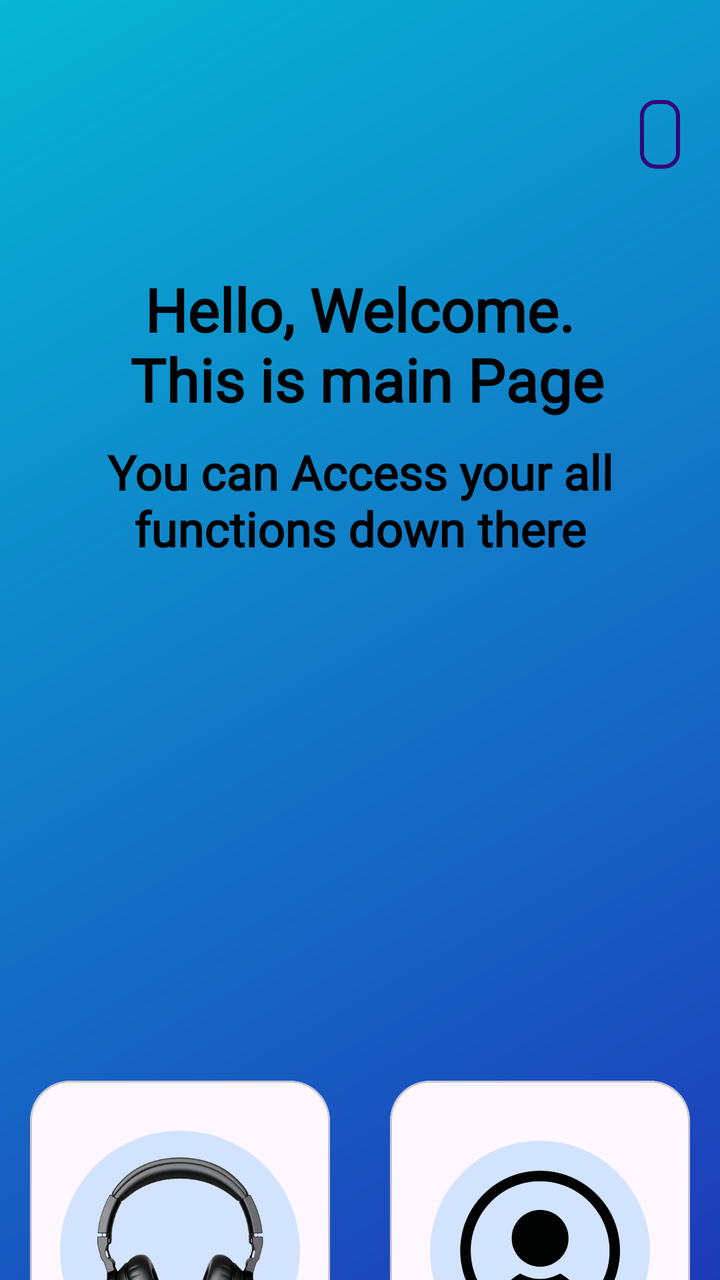
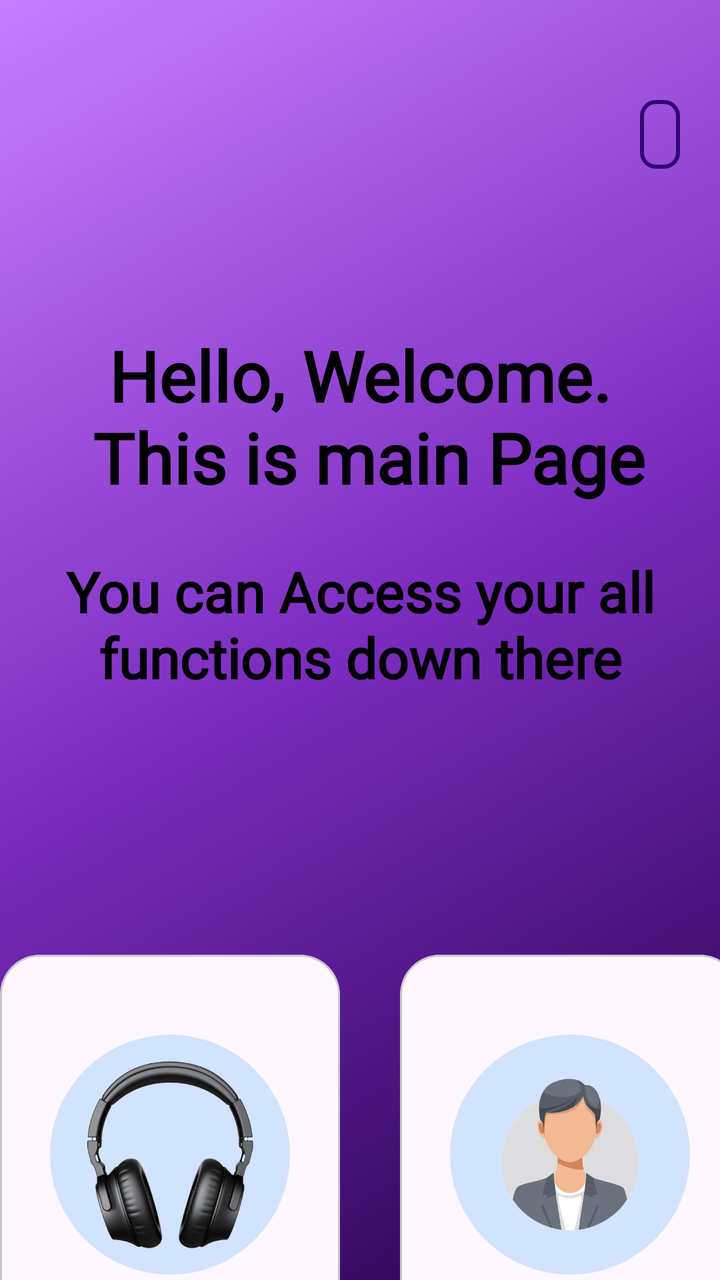

An Android layout rendered at two revisions. The XML below is the earlier revision; the diff shows what the commit changed to produce the second picture.
<!-- AndroidManifest.xml: application theme Theme.LogSignJavaDB -->
<!-- res/layout/activity_main.xml -->
<?xml version="1.0" encoding="utf-8"?>
<LinearLayout xmlns:android="http://schemas.android.com/apk/res/android"
    xmlns:app="http://schemas.android.com/apk/res-auto"
    xmlns:tools="http://schemas.android.com/tools"
    android:id="@+id/main"
    android:orientation="vertical"
    android:layout_width="match_parent"
    android:layout_height="match_parent"
    android:background="@drawable/main_back"
    tools:context=".MainActivity">

    <TextView
        android:id="@+id/main_name"
        android:textStyle="bold"
        android:layout_width="wrap_content"
        android:layout_height="wrap_content"
        android:layout_marginTop="50dp"
        android:layout_marginRight="20dp"
        android:textSize="18dp"
        android:background="@drawable/custom_username"
        android:fontFamily="@font/poppins_medium"
        android:layout_gravity="end"
        android:singleLine="true"
        android:ellipsize="end" />

    <TextView
        android:layout_width="wrap_content"
        android:textAlignment="center"
        android:layout_height="wrap_content"
        android:layout_gravity="center"
        android:layout_marginTop="50dp"
        android:fontFamily="@font/poppins_medium"
        android:text="Hello, Welcome.\n This is main Page"
        android:textSize="30sp"
        android:textColor="@color/black"
        android:textStyle="bold"/>

    <TextView
        android:layout_width="300dp"
        android:textAlignment="center"
        android:layout_height="wrap_content"
        android:layout_gravity="center"
        android:layout_marginTop="10dp"
        android:fontFamily="@font/poppins_medium"
        android:text="You can Access your all functions down there"
        android:textSize="24sp"
        android:textColor="@color/black"
        android:textStyle="bold"/>

    <LinearLayout
        android:layout_width="wrap_content"
        android:layout_height="wrap_content"
        android:layout_gravity="center"
        android:layout_marginTop="260dp">

        <com.google.android.material.card.MaterialCardView
            android:layout_width="150dp"
            app:cardCornerRadius="20dp"
            android:layout_height="200dp">
        <LinearLayout
            android:layout_width="match_parent"
            android:layout_height="match_parent"
            android:orientation="vertical">
            <ImageView
                android:layout_width="120dp"
                android:layout_height="120dp"
                android:layout_gravity="center"
                android:layout_marginTop="25dp"
                android:background="@drawable/rounded_imf"
                android:src="@drawable/headphone"/>

            <Button
                android:id="@+id/category"
                app:backgroundTint="@null"
                android:background="@drawable/custom_button"
                android:layout_width="wrap_content"
                android:layout_height="wrap_content"
                android:layout_marginLeft="25dp"
                android:text="Category" />
        </LinearLayout>
        </com.google.android.material.card.MaterialCardView>

        <com.google.android.material.card.MaterialCardView
            android:layout_width="150dp"
            app:cardCornerRadius="20dp"
            android:layout_marginStart="30dp"
            android:layout_height="200dp">
            <LinearLayout
                android:layout_width="match_parent"
                android:layout_height="match_parent"
                android:orientation="vertical">

                <ImageView
                    android:layout_width="110dp"
                    android:layout_height="110dp"
                    android:layout_gravity="center"
                    android:padding="15dp"
                    android:layout_marginTop="30dp"
                    android:background="@drawable/rounded_imf"
                    android:src="@drawable/download"/>
                <Button
                    android:id="@+id/profile"
                    android:layout_width="wrap_content"
                    android:layout_height="wrap_content"
                    android:text="Profile"
                    app:backgroundTint="@null"
                    android:background="@drawable/custom_button"
                    android:layout_marginLeft="30dp"
                    android:layout_marginTop="5dp"/>
            </LinearLayout>
        </com.google.android.material.card.MaterialCardView>
    </LinearLayout>

    <LinearLayout
        android:layout_width="wrap_content"
        android:layout_height="wrap_content"
        android:layout_gravity="center"
        android:layout_marginTop="20dp">
        <com.google.android.material.card.MaterialCardView
            android:layout_width="330dp"
            app:cardCornerRadius="20dp"
            android:layout_height="75dp">
        <LinearLayout
            android:layout_width="match_parent"
            android:layout_height="match_parent"
            android:gravity="center">
            <Button
                android:id="@+id/logout"
                android:layout_width="140dp"
                android:layout_height="wrap_content"
                app:backgroundTint="@null"
                android:background="@drawable/custom_button"
                android:text="Log out" />
            <Button
                android:id="@+id/delete_btn"
                android:layout_width="140dp"
                android:layout_height="wrap_content"
                app:backgroundTint="@null"
                android:background="@drawable/custom_button"
                android:layout_marginStart="10dp"
                android:text="Delete User"/>
        </LinearLayout>
        </com.google.android.material.card.MaterialCardView>

    </LinearLayout>






























































</LinearLayout>
<!-- resources referenced by this layout -->
<resources>
  <color name="black">#FF000000</color>
  <!-- drawable custom_button (drawable) -->
  <?xml version="1.0" encoding="utf-8"?>
  <shape xmlns:android="http://schemas.android.com/apk/res/android">
      <solid android:color="@color/btnPurple"/>
      <corners android:radius="18dp" />
  
  </shape>
  <!-- drawable custom_username (drawable) -->
  <?xml version="1.0" encoding="utf-8"?>
  <shape xmlns:android="http://schemas.android.com/apk/res/android">
      
      <stroke
          android:color="#330576"
          android:width="2dp"/>
      <corners android:radius="7dp" />
      <padding
          android:top="5dp"
          android:bottom="5dp"
          android:right="10dp"
          android:left="10dp"
          />
  </shape>
  <!-- drawable download: png bitmap (drawable, 125654 bytes) -->
  <!-- drawable headphone: png bitmap (drawable, 114321 bytes) -->
  <!-- drawable main_back (drawable) -->
  <?xml version="1.0" encoding="utf-8"?>
  <shape xmlns:android="http://schemas.android.com/apk/res/android">
  
      <gradient
          android:startColor="@color/blue1"
          android:endColor="@color/blue2"
          android:angle="135"/>
  
  </shape>
  <!-- drawable rounded_imf (drawable) -->
  <?xml version="1.0" encoding="utf-8"?>
  <shape xmlns:android="http://schemas.android.com/apk/res/android" android:shape="oval">
      <solid android:color="@color/sky"/>
  </shape>
  <style name="Theme.LogSignJavaDB" parent="Base.Theme.LogSignJavaDB" />
  <color name="btnPurple">#330546</color>
  <color name="blue1">#1E3ABA</color>
  <color name="blue2">#06B6D4</color>
  <color name="sky">#D2E3FE</color>
  <style name="Base.Theme.LogSignJavaDB" parent="Theme.Material3.DayNight.NoActionBar">
          
          <item name="android:windowBackground">@color/app_background</item>
      </style>
  <color name="app_background">#F8FAFF</color>
</resources>

<!-- the commit's change to res/layout/activity_main.xml (unified diff, before → after) -->
@@ -24,26 +24,26 @@
         android:ellipsize="end" />
 
     <TextView
-        android:layout_width="wrap_content"
+        android:layout_width="340dp"
         android:textAlignment="center"
         android:layout_height="wrap_content"
         android:layout_gravity="center"
-        android:layout_marginTop="50dp"
+        android:layout_marginTop="80dp"
         android:fontFamily="@font/poppins_medium"
         android:text="Hello, Welcome.\n This is main Page"
-        android:textSize="30sp"
+        android:textSize="35sp"
         android:textColor="@color/black"
         android:textStyle="bold"/>
 
     <TextView
-        android:layout_width="300dp"
+        android:layout_width="340dp"
         android:textAlignment="center"
         android:layout_height="wrap_content"
         android:layout_gravity="center"
-        android:layout_marginTop="10dp"
+        android:layout_marginTop="25dp"
         android:fontFamily="@font/poppins_medium"
         android:text="You can Access your all functions down there"
-        android:textSize="24sp"
+        android:textSize="28sp"
         android:textColor="@color/black"
         android:textStyle="bold"/>
 
@@ -51,12 +51,12 @@
         android:layout_width="wrap_content"
         android:layout_height="wrap_content"
         android:layout_gravity="center"
-        android:layout_marginTop="260dp">
+        android:layout_marginTop="130dp">
 
         <com.google.android.material.card.MaterialCardView
-            android:layout_width="150dp"
+            android:layout_width="170dp"
             app:cardCornerRadius="20dp"
-            android:layout_height="200dp">
+            android:layout_height="260dp">
         <LinearLayout
             android:layout_width="match_parent"
             android:layout_height="match_parent"
@@ -65,7 +65,7 @@
                 android:layout_width="120dp"
                 android:layout_height="120dp"
                 android:layout_gravity="center"
-                android:layout_marginTop="25dp"
+                android:layout_marginTop="40dp"
                 android:background="@drawable/rounded_imf"
                 android:src="@drawable/headphone"/>
 
@@ -73,40 +73,42 @@
                 android:id="@+id/category"
                 app:backgroundTint="@null"
                 android:background="@drawable/custom_button"
-                android:layout_width="wrap_content"
+                android:layout_width="120dp"
                 android:layout_height="wrap_content"
                 android:layout_marginLeft="25dp"
+                android:layout_marginTop="20dp"
                 android:text="Category" />
         </LinearLayout>
         </com.google.android.material.card.MaterialCardView>
 
         <com.google.android.material.card.MaterialCardView
-            android:layout_width="150dp"
+            android:layout_width="170dp"
             app:cardCornerRadius="20dp"
             android:layout_marginStart="30dp"
-            android:layout_height="200dp">
+            android:layout_height="260dp">
             <LinearLayout
                 android:layout_width="match_parent"
                 android:layout_height="match_parent"
                 android:orientation="vertical">
 
                 <ImageView
-                    android:layout_width="110dp"
-                    android:layout_height="110dp"
+                    android:layout_width="120dp"
+                    android:layout_height="120dp"
                     android:layout_gravity="center"
-                    android:padding="15dp"
-                    android:layout_marginTop="30dp"
+                    android:padding="5dp"
+                    android:layout_marginTop="40dp"
                     android:background="@drawable/rounded_imf"
-                    android:src="@drawable/download"/>
+                    android:src="@drawable/user"
+                    />
                 <Button
                     android:id="@+id/profile"
-                    android:layout_width="wrap_content"
+                    android:layout_width="120dp"
                     android:layout_height="wrap_content"
                     android:text="Profile"
                     app:backgroundTint="@null"
                     android:background="@drawable/custom_button"
-                    android:layout_marginLeft="30dp"
-                    android:layout_marginTop="5dp"/>
+                    android:layout_gravity="center"
+                    android:layout_marginTop="20dp"/>
             </LinearLayout>
         </com.google.android.material.card.MaterialCardView>
     </LinearLayout>
@@ -117,7 +119,7 @@
         android:layout_gravity="center"
         android:layout_marginTop="20dp">
         <com.google.android.material.card.MaterialCardView
-            android:layout_width="330dp"
+            android:layout_width="370dp"
             app:cardCornerRadius="20dp"
             android:layout_height="75dp">
         <LinearLayout
@@ -126,14 +128,14 @@
             android:gravity="center">
             <Button
                 android:id="@+id/logout"
-                android:layout_width="140dp"
+                android:layout_width="160dp"
                 android:layout_height="wrap_content"
                 app:backgroundTint="@null"
                 android:background="@drawable/custom_button"
                 android:text="Log out" />
             <Button
                 android:id="@+id/delete_btn"
-                android:layout_width="140dp"
+                android:layout_width="160dp"
                 android:layout_height="wrap_content"
                 app:backgroundTint="@null"
                 android:background="@drawable/custom_button"
<!-- resource entries referenced after the edit -->
@@ -23,16 +23,21 @@
           android:left="10dp"
           />
   </shape>
-  <!-- drawable download: png bitmap (drawable, 125654 bytes) -->
   <!-- drawable headphone: png bitmap (drawable, 114321 bytes) -->
   <!-- drawable main_back (drawable) -->
   <?xml version="1.0" encoding="utf-8"?>
   <shape xmlns:android="http://schemas.android.com/apk/res/android">
   
+  
+  
+  
+  
+  
       <gradient
-          android:startColor="@color/blue1"
-          android:endColor="@color/blue2"
-          android:angle="135"/>
+          android:angle="135"
+          android:startColor="#240046"
+          android:centerColor="#7B2CBF"
+          android:endColor="#C77DFF" />
   
   </shape>
   <!-- drawable rounded_imf (drawable) -->
@@ -40,10 +45,9 @@
   <shape xmlns:android="http://schemas.android.com/apk/res/android" android:shape="oval">
       <solid android:color="@color/sky"/>
   </shape>
+  <!-- drawable user: png bitmap (drawable, 86152 bytes) -->
   <style name="Theme.LogSignJavaDB" parent="Base.Theme.LogSignJavaDB" />
-  <color name="btnPurple">#330546</color>
-  <color name="blue1">#1E3ABA</color>
-  <color name="blue2">#06B6D4</color>
+  <color name="btnPurple">#610F8A</color>
   <color name="sky">#D2E3FE</color>
   <style name="Base.Theme.LogSignJavaDB" parent="Theme.Material3.DayNight.NoActionBar">
           
